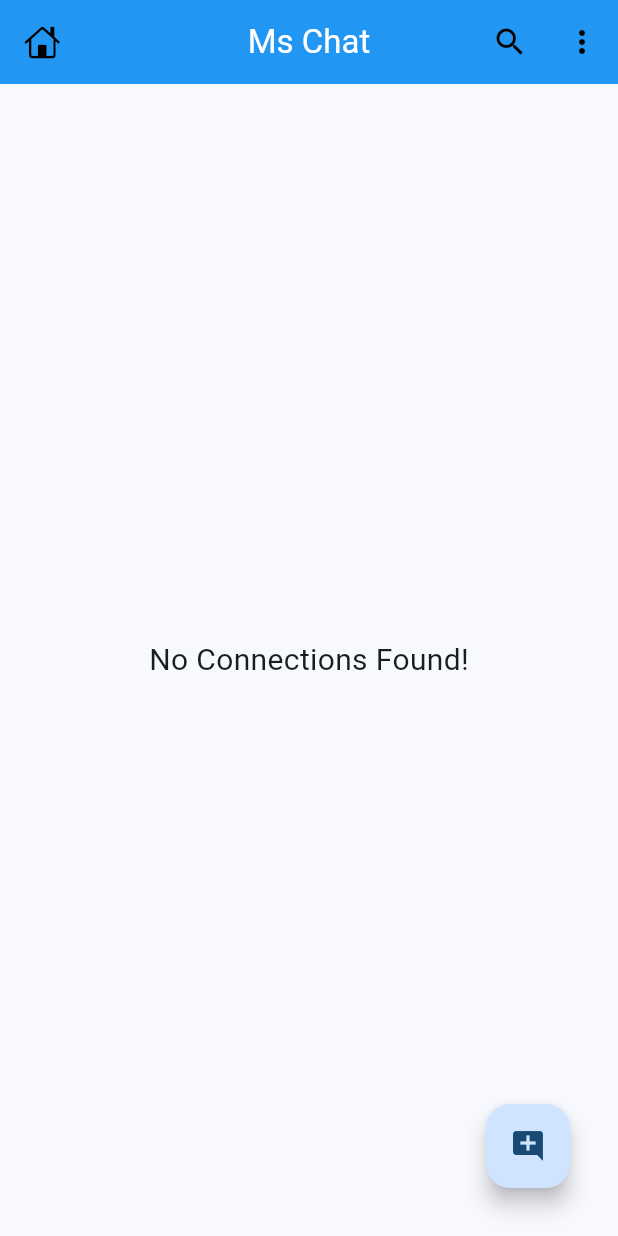
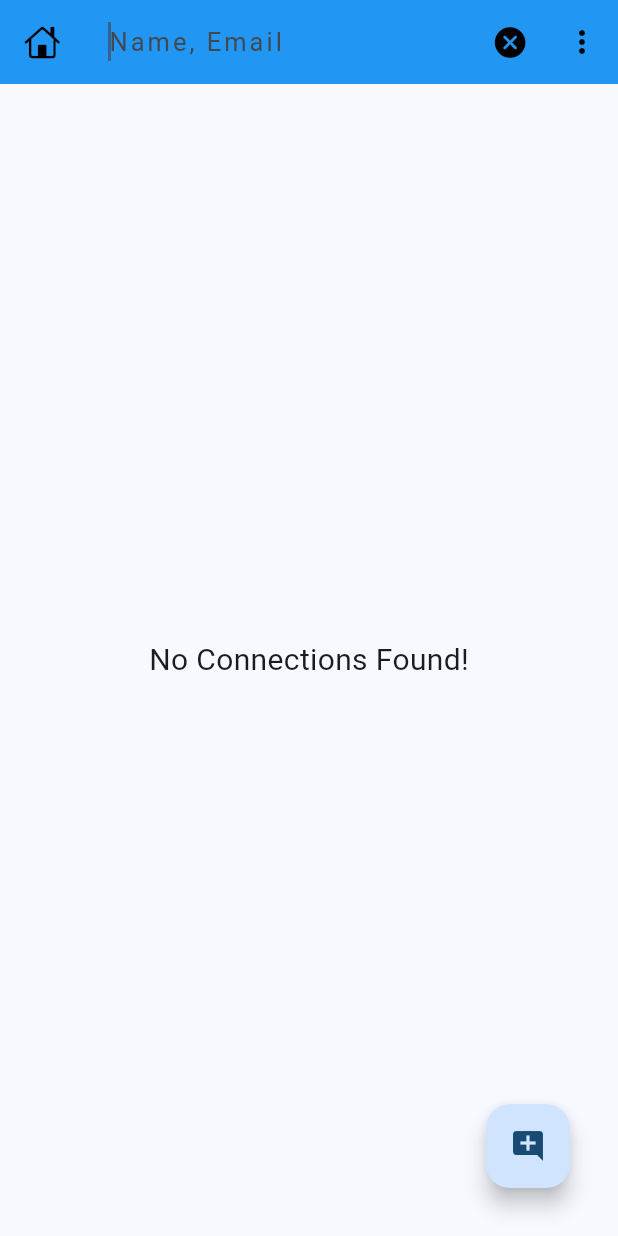
Before and after one commit to mukeshsheoran883/ms_chat, a Flutter app: the HomeScreen screen opened directly, after a tap on the "search" icon, on a phone screen of 412 x 824 dp. Run offline on Flutter 3.47's test engine with Material 3 defaults, Android fonts, the phone set to English and light mode, and no system bars; our stand-ins replace cached_network_image, cloud_firestore, firebase_auth, firebase_core, google_sign_in; accounts and stored records are empty.

Commit message:
User Search Feature In App bar

```diff
--- a/lib/ms_chat/screen/home_screen.dart
+++ b/lib/ms_chat/screen/home_screen.dart
@@ -16,7 +16,9 @@ class HomeScreen extends StatefulWidget {
 }
 
 class _HomeScreenState extends State<HomeScreen> {
-  List<ChatUser> list = [];
+  List<ChatUser> _list = [];
+  final List<ChatUser> _searchList = [];
+  bool _isSearching = false;
 
   @override
   void initState() {
@@ -29,24 +31,58 @@ class _HomeScreenState extends State<HomeScreen> {
     return SafeArea(
       child: Scaffold(
         appBar: AppBar(
-          title: const Text('Ms Chat'),
+          title: _isSearching
+              ? TextField(
+                  decoration: InputDecoration(
+                      border: InputBorder.none, hintText: 'Name, Email'),
+                  autofocus: true,
+                  style: TextStyle(fontSize: 17, letterSpacing: 2),
+                  //when search text changes the updated search list
+                  onChanged: (val) {
+                    // search logic
+                    _searchList.clear();
+                    for (var i in _list) {
+                      if (i.name.toLowerCase().contains(val.toLowerCase()) ||
+                          i.email.toLowerCase().contains(val.toLowerCase())) {
+                        _searchList.add(i);
+                      }
+                      setState(() {
+                        _searchList;
+                      });
+                    }
+                  },
+                )
+              : const Text('Ms Chat'),
           leading: const Icon(
-            CupertinoIcons.home ,
+            CupertinoIcons.home,
             color: Colors.black,
           ),
           actions: [
             IconButton(
-              onPressed: () {},
-              icon: const Icon(
-                Icons.search,
+              onPressed: () {
+                setState(() {
+                  _isSearching = !_isSearching;
+                });
+              },
+              icon: Icon(
+                _isSearching
+                    ? CupertinoIcons.clear_circled_solid
+                    : Icons.search,
                 color: Colors.black,
               ),
             ),
             IconButton(
               onPressed: () {
-                Navigator.push(context, MaterialPageRoute(builder: (context) {
-                  return ProfileScreen(user: APIs.me,);
-                },));
+                Navigator.push(
+                  context,
+                  MaterialPageRoute(
+                    builder: (context) {
+                      return ProfileScreen(
+                        user: APIs.me,
+                      );
+                    },
+                  ),
+                );
               },
               icon: const Icon(
                 Icons.more_vert,
@@ -77,17 +113,18 @@ class _HomeScreenState extends State<HomeScreen> {
               case ConnectionState.active:
               case ConnectionState.done:
                 final data = snapshot.data?.docs;
-                list = data?.map((e) => ChatUser.fromJson(e.data())).toList() ??
-                    [];
+                _list =
+                    data?.map((e) => ChatUser.fromJson(e.data())).toList() ??
+                        [];
 
-                if (list.isNotEmpty) {
+                if (_list.isNotEmpty) {
                   return ListView.builder(
-                    itemCount: list.length,
+                    itemCount: _isSearching ? _searchList.length : _list.length,
                     padding: EdgeInsets.only(top: mq.height * .01),
                     physics: const BouncingScrollPhysics(),
                     itemBuilder: (context, index) {
                       return ChatUserCard(
-                        user: list[index],
+                        user: _isSearching ? _searchList[index] : _list[index],
                       );
                       // return Text('Name:${list[index]} ');
                     },
```
Also changed, not shown: lib/ms_chat/screen/profile_screen.dart (+4 -3 lines).
